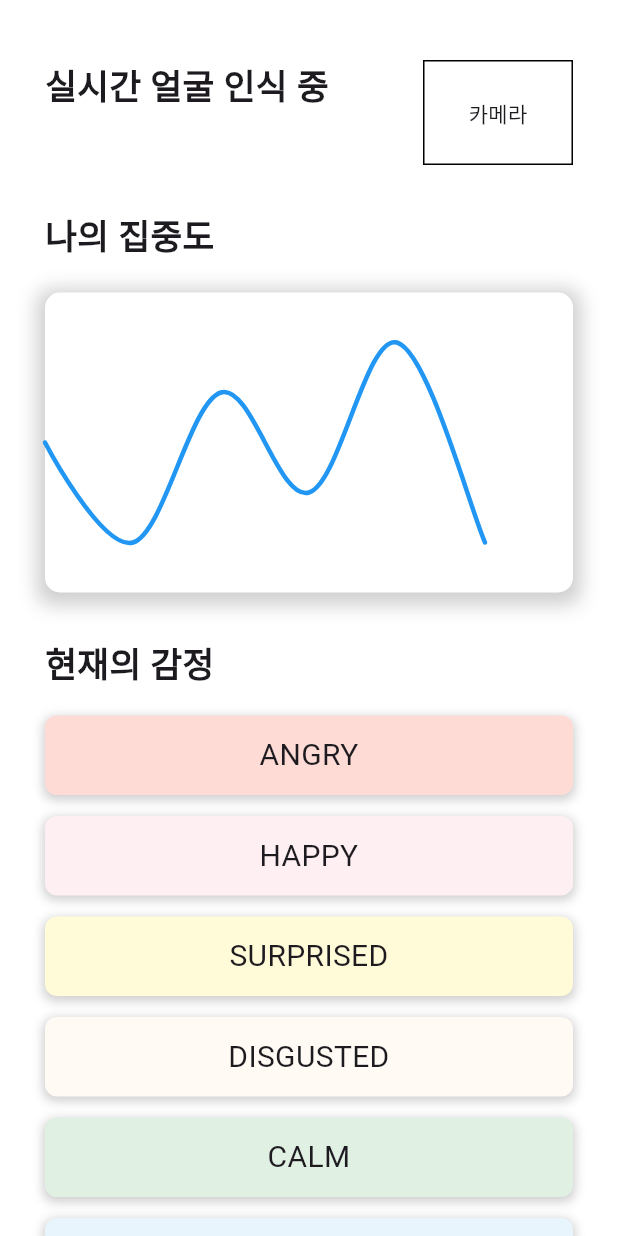
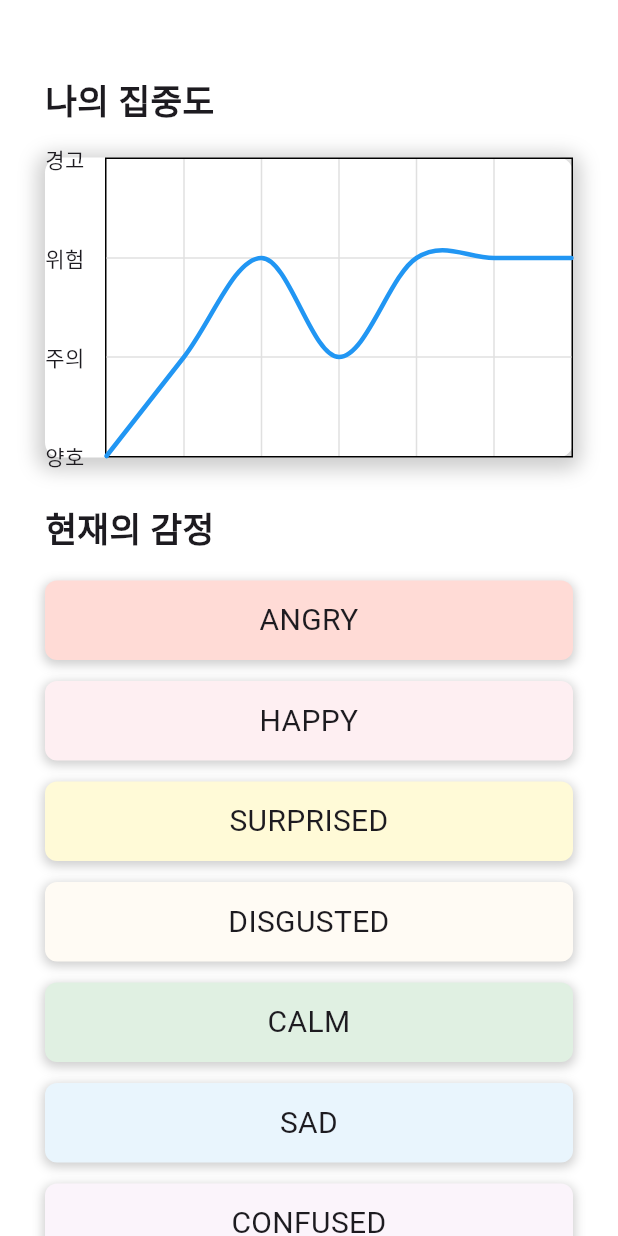
Before and after one commit to TU-KOREA-FELICITY/MOOD, a Flutter app: the HomeRecognitionScreen screen opened directly, on a phone screen of 412 x 824 dp. Run offline on Flutter 3.47's test engine with Material 3 defaults, Android fonts, the phone set to English and light mode, and no system bars; drawn by our look-alikes of fl_chart; our stand-ins replace flutter_secure_storage, shared_preferences, socket_io_client, table_calendar, webview_flutter; missing offline and left inert: spotify_sdk; accounts and stored records are empty; network calls fail; Roboto replaces fonts that are missing (Pretendard).

Commit message:
홈 화면 UI 수정 중

```diff
--- a/lib/main.dart
+++ b/lib/main.dart
@@ -1,4 +1,5 @@
 import 'package:flutter/material.dart';
+import 'package:mood/screens/start_screens/auth_choice_screen.dart';
 import 'screens/bottom_navigation_widget.dart';
 import 'screens/start_screens/face_recognition_screen.dart';
 import 'screens/start_screens/splash_screen.dart';
@@ -34,6 +35,7 @@ class MyApp extends StatelessWidget {
       routes: {
         '/': (context) => SplashScreen(),
         // '/': (context) => BottomNavigationWidget(),
+        '/auth_choice': (context) => AuthChoiceScreen(),
         '/login': (context) => LoginScreen(),
         '/welcome': (context) {
           final args = ModalRoute.of(context)?.settings.arguments
--- a/lib/screens/homestart_screens/home_recognition_screen.dart
+++ b/lib/screens/homestart_screens/home_recognition_screen.dart
@@ -1,3 +1,4 @@
+import 'dart:math';
 import 'package:flutter/material.dart';
 import 'package:fl_chart/fl_chart.dart';
 
@@ -7,8 +8,6 @@ class HomeRecognitionScreen extends StatefulWidget {
 }
 
 class _HomeRecognitionScreenState extends State<HomeRecognitionScreen> {
-  int _currentIndex = 0;
-
   final List<Map<String, dynamic>> emotions = [
     {'name': 'ANGRY', 'color': Color(0xFFFFDBD6)},
     {'name': 'HAPPY', 'color': Color(0xFFFEEFF2)},
@@ -20,6 +19,12 @@ class _HomeRecognitionScreenState extends State<HomeRecognitionScreen> {
     {'name': 'FEAR', 'color': Color(0xFFEFEFEF)},
   ];
 
+  List<FlSpot> generateRandomData(int count) {
+    final random = Random();
+    return List.generate(
+        count, (index) => FlSpot(index.toDouble(), random.nextInt(4).toDouble()));
+  }
+
   @override
   Widget build(BuildContext context) {
     return Scaffold(
@@ -30,28 +35,7 @@ class _HomeRecognitionScreenState extends State<HomeRecognitionScreen> {
             child: Column(
               crossAxisAlignment: CrossAxisAlignment.start,
               children: [
-                Row(
-                  mainAxisAlignment: MainAxisAlignment.spaceBetween,
-                  crossAxisAlignment: CrossAxisAlignment.start,
-                  children: [
-                    Expanded(
-                      child: Text(
-                        '실시간 얼굴 인식 중',
-                        style: TextStyle(
-                            fontSize: 23, fontWeight: FontWeight.bold),
-                      ),
-                    ),
-                    Container(
-                      width: 100,
-                      height: 70,
-                      decoration: BoxDecoration(
-                        border: Border.all(color: Colors.black),
-                      ),
-                      child: Center(child: Text('카메라')),
-                    ),
-                  ],
-                ),
-                SizedBox(height: 30),
+                SizedBox(height: 10),
                 Text(
                   '나의 집중도',
                   style: TextStyle(fontSize: 23, fontWeight: FontWeight.bold),
@@ -73,23 +57,64 @@ class _HomeRecognitionScreenState extends State<HomeRecognitionScreen> {
                   ),
                   child: LineChart(
                     LineChartData(
-                      gridData: FlGridData(show: false),
-                      titlesData: FlTitlesData(show: false),
-                      borderData: FlBorderData(show: false),
+                      gridData: FlGridData(
+                        show: true,
+                        drawHorizontalLine: true,
+                        drawVerticalLine: true,
+                        horizontalInterval: 1,
+                        verticalInterval: 1,
+                        getDrawingHorizontalLine: (value) => FlLine(
+                          color: Colors.grey.shade300,
+                          strokeWidth: 1,
+                        ),
+                        getDrawingVerticalLine: (value) => FlLine(
+                          color: Colors.grey.shade300,
+                          strokeWidth: 1,
+                        ),
+                      ),
+                      titlesData: FlTitlesData(
+                        leftTitles: AxisTitles(
+                          sideTitles: SideTitles(
+                            showTitles: true,
+                            interval: 1,
+                            getTitlesWidget: (value, meta) {
+                              switch (value.toInt()) {
+                                case 0:
+                                  return Text('양호');
+                                case 1:
+                                  return Text('주의');
+                                case 2:
+                                  return Text('위험');
+                                case 3:
+                                  return Text('경고');
+                                default:
+                                  return Container();
+                              }
+                            },
+                            reservedSize: 40,
+                          ),
+                        ),
+                        bottomTitles: AxisTitles(
+                          sideTitles: SideTitles(showTitles: false),
+                        ),
+                        topTitles: AxisTitles(
+                          sideTitles: SideTitles(showTitles: false),
+                        ),
+                        rightTitles: AxisTitles(
+                          sideTitles: SideTitles(showTitles: false),
+                        ),
+                      ),
+                      borderData: FlBorderData(
+                        show: true,
+                        border: Border.all(color: Colors.black),
+                      ),
                       minX: 0,
                       maxX: 6,
                       minY: 0,
-                      maxY: 6,
+                      maxY: 3,
                       lineBarsData: [
                         LineChartBarData(
-                          spots: [
-                            FlSpot(0, 3),
-                            FlSpot(1, 1),
-                            FlSpot(2, 4),
-                            FlSpot(3, 2),
-                            FlSpot(4, 5),
-                            FlSpot(5, 1),
-                          ],
+                          spots: generateRandomData(7),
                           isCurved: true,
                           color: Colors.blue,
                           barWidth: 3,
--- a/lib/screens/start_screens/splash_screen.dart
+++ b/lib/screens/start_screens/splash_screen.dart
@@ -14,14 +14,14 @@ class _SplashScreenState extends State<SplashScreen> {
 
   _navigateToLogin() async {
     await Future.delayed(Duration(seconds: 3), () {});
-    Navigator.pushReplacementNamed(context, '/login');
+    Navigator.pushReplacementNamed(context, '/auth_choice');
   }
 
   @override
   Widget build(BuildContext context) {
     return Scaffold(
       body: Center(
-        child: Image.asset('assets/MOOD_logo_blue.png', width: 250, height: 250),
+        child: Image.asset('assets/MOOD_logo_blue.png', width: 225, height: 225),
       ),
     );
   }
```
Also changed, not shown: lib/screens/start_screens/auth_choice_screen.dart (added, +108 -0 lines).
